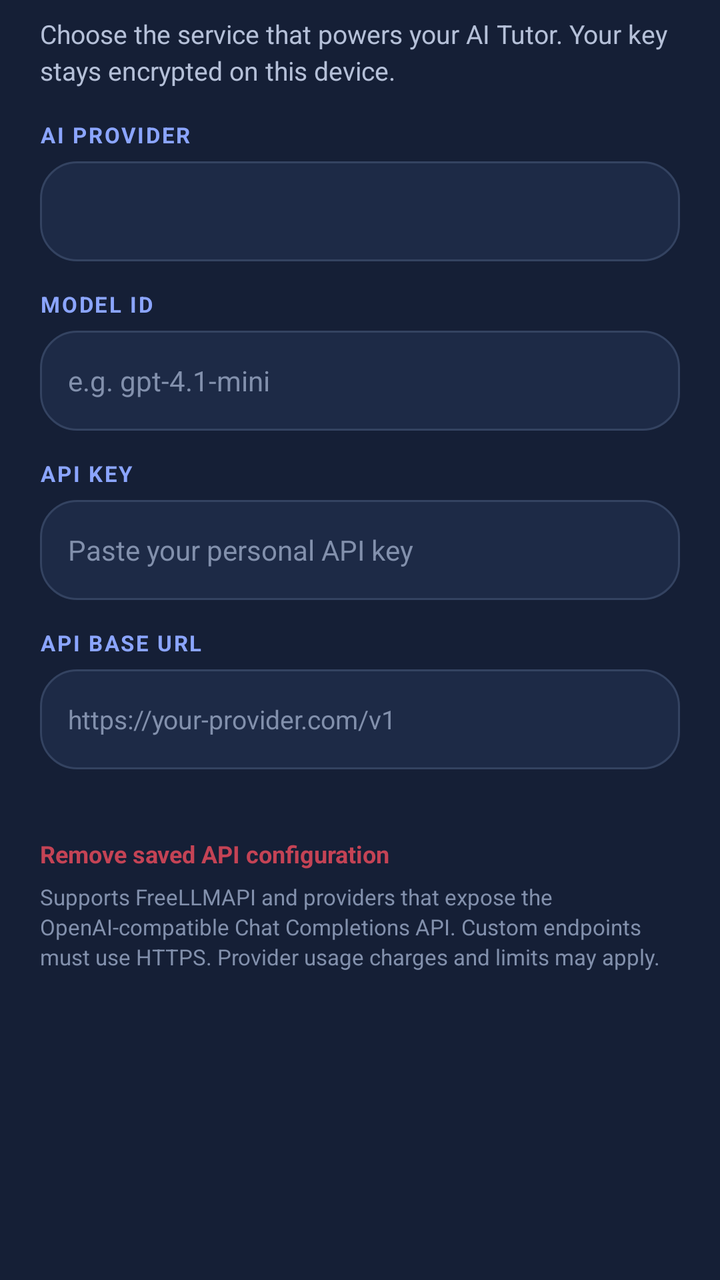
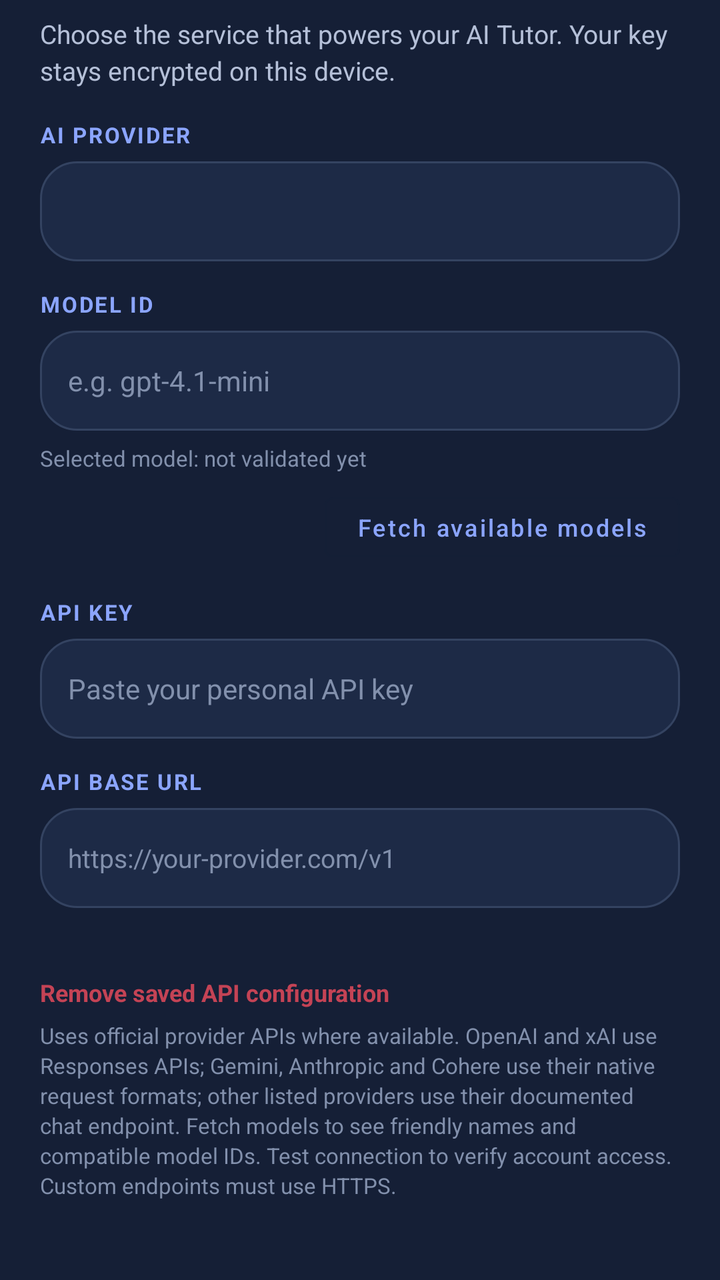

Two renders of the same Android screen: before a commit and after it. Below are the layout's source before the change and the commit's diff.
<!-- AndroidManifest.xml: application theme Theme.Intellicampus -->
<!-- res/layout/dialog_ai_provider_settings.xml -->
<?xml version="1.0" encoding="utf-8"?>
<ScrollView xmlns:android="http://schemas.android.com/apk/res/android"
    android:layout_width="match_parent"
    android:layout_height="wrap_content"
    android:fillViewport="true"
    android:background="@color/ai_surface"
    android:scrollbars="vertical">

    <LinearLayout
        android:layout_width="match_parent"
        android:layout_height="wrap_content"
        android:orientation="vertical"
        android:paddingStart="20dp"
        android:paddingTop="8dp"
        android:paddingEnd="20dp"
        android:paddingBottom="16dp">

        <TextView
            android:layout_width="match_parent"
            android:layout_height="wrap_content"
            android:text="Choose the service that powers your AI Tutor. Your key stays encrypted on this device."
            android:textColor="@color/ai_text_secondary"
            android:textSize="13sp"
            android:lineSpacingExtra="3dp"
            android:layout_marginBottom="16dp" />

        <TextView
            android:layout_width="wrap_content"
            android:layout_height="wrap_content"
            android:text="AI PROVIDER"
            android:textColor="@color/ai_accent"
            android:textStyle="bold"
            android:textSize="11sp"
            android:letterSpacing="0.08" />

        <Spinner
            android:id="@+id/spinnerAiProvider"
            android:layout_width="match_parent"
            android:layout_height="50dp"
            android:layout_marginTop="6dp"
            android:layout_marginBottom="14dp"
            android:background="@drawable/bg_ai_input"
            android:paddingStart="12dp"
            android:paddingEnd="12dp"
            android:popupBackground="@color/ai_surface_2" />

        <TextView
            android:layout_width="wrap_content"
            android:layout_height="wrap_content"
            android:text="MODEL ID"
            android:textColor="@color/ai_accent"
            android:textStyle="bold"
            android:textSize="11sp"
            android:letterSpacing="0.08" />

        <EditText
            android:id="@+id/etAiModel"
            android:layout_width="match_parent"
            android:layout_height="50dp"
            android:layout_marginTop="6dp"
            android:layout_marginBottom="14dp"
            android:background="@drawable/bg_ai_input"
            android:hint="e.g. gpt-4.1-mini"
            android:inputType="textNoSuggestions"
            android:paddingStart="14dp"
            android:paddingEnd="14dp"
            android:textColor="@color/ai_text_primary"
            android:textColorHint="@color/ai_hint"
            android:textSize="14sp" />

        <TextView
            android:layout_width="wrap_content"
            android:layout_height="wrap_content"
            android:text="API KEY"
            android:textColor="@color/ai_accent"
            android:textStyle="bold"
            android:textSize="11sp"
            android:letterSpacing="0.08" />

        <EditText
            android:id="@+id/etAiApiKey"
            android:layout_width="match_parent"
            android:layout_height="50dp"
            android:layout_marginTop="6dp"
            android:layout_marginBottom="14dp"
            android:background="@drawable/bg_ai_input"
            android:hint="Paste your personal API key"
            android:inputType="textPassword|textNoSuggestions"
            android:paddingStart="14dp"
            android:paddingEnd="14dp"
            android:textColor="@color/ai_text_primary"
            android:textColorHint="@color/ai_hint"
            android:textSize="14sp" />

        <TextView
            android:id="@+id/tvAiBaseUrlLabel"
            android:layout_width="wrap_content"
            android:layout_height="wrap_content"
            android:text="API BASE URL"
            android:textColor="@color/ai_accent"
            android:textStyle="bold"
            android:textSize="11sp"
            android:letterSpacing="0.08" />

        <EditText
            android:id="@+id/etAiBaseUrl"
            android:layout_width="match_parent"
            android:layout_height="50dp"
            android:layout_marginTop="6dp"
            android:layout_marginBottom="12dp"
            android:background="@drawable/bg_ai_input"
            android:hint="https://your-provider.com/v1"
            android:inputType="textUri"
            android:paddingStart="14dp"
            android:paddingEnd="14dp"
            android:textColor="@color/ai_text_primary"
            android:textColorHint="@color/ai_hint"
            android:textSize="13sp" />

        <TextView
            android:id="@+id/btnRemoveAiConfig"
            android:layout_width="wrap_content"
            android:layout_height="wrap_content"
            android:layout_marginTop="16dp"
            android:paddingTop="6dp"
            android:paddingBottom="6dp"
            android:text="Remove saved API configuration"
            android:textColor="@color/error"
            android:textSize="12sp"
            android:textStyle="bold"
            android:clickable="true"
            android:focusable="true" />

        <TextView
            android:layout_width="match_parent"
            android:layout_height="wrap_content"
            android:text="Supports FreeLLMAPI and providers that expose the OpenAI-compatible Chat Completions API. Custom endpoints must use HTTPS. Provider usage charges and limits may apply."
            android:textColor="@color/ai_hint"
            android:textSize="11sp"
            android:lineSpacingExtra="2dp" />

    </LinearLayout>
</ScrollView>
<!-- resources referenced by this layout -->
<resources>
  <color name="ai_accent">#8BA5FF</color>
  <color name="ai_hint">#8290AC</color>
  <color name="ai_surface">#151F36</color>
  <color name="ai_surface_2">#1D2A46</color>
  <color name="ai_text_primary">#F4F6FF</color>
  <color name="ai_text_secondary">#B5C0D8</color>
  <color name="error">#C44355</color>
  <!-- drawable bg_ai_input (drawable) -->
  <?xml version="1.0" encoding="utf-8"?>
  <shape xmlns:android="http://schemas.android.com/apk/res/android">
      <solid android:color="@color/ai_surface_2"/>
      <corners android:radius="18dp"/>
      <stroke android:width="1dp" android:color="@color/ai_border"/>
  </shape>
  <style name="Theme.Intellicampus" parent="Base.Theme.Intellicampus" />
  <color name="ai_border">#344361</color>
  <style name="Base.Theme.Intellicampus" parent="Theme.Material3.DayNight.NoActionBar">
          <item name="colorPrimary">@color/primary</item>
          <item name="colorOnPrimary">@color/white</item>
          <item name="colorSecondary">@color/secondary</item>
          <item name="colorOnSecondary">@color/black</item>
          <item name="colorTertiary">@color/secondary</item>
          <item name="colorSurface">@color/surface</item>
          <item name="colorOnSurface">@color/text_primary</item>
          <item name="colorSurfaceVariant">@color/background</item>
          <item name="colorOnSurfaceVariant">@color/text_secondary</item>
          <item name="colorOutline">@color/outline</item>
          <item name="colorError">@color/error</item>
          <item name="android:colorBackground">@color/background</item>
          <item name="android:statusBarColor">@color/background</item>
          <item name="android:navigationBarColor">@color/background</item>
          <item name="android:windowLightStatusBar">true</item>
          <item name="android:windowLightNavigationBar">true</item>
          <item name="android:windowActionModeOverlay">true</item>
          <item name="materialButtonStyle">@style/Widget.IntelliCampus.Button</item>
          <item name="materialCardViewStyle">@style/Widget.IntelliCampus.Card</item>
      </style>
  <color name="primary">#4263EB</color>
  <color name="white">#FFFFFF</color>
  <color name="secondary">#F2A66A</color>
  <color name="black">#000000</color>
  <color name="surface">#FFFFFF</color>
  <color name="text_primary">#17213A</color>
  <color name="background">#F4F6FC</color>
  <color name="text_secondary">#68738D</color>
  <color name="outline">#E1E6F2</color>
  <style name="Widget.IntelliCampus.Button" parent="Widget.Material3.Button">
          <item name="cornerRadius">16dp</item>
          <item name="android:minHeight">52dp</item>
          <item name="android:textAllCaps">false</item>
          <item name="android:insetTop">0dp</item>
          <item name="android:insetBottom">0dp</item>
      </style>
  <style name="Widget.IntelliCampus.Card" parent="Widget.Material3.CardView.Outlined">
          <item name="cardCornerRadius">20dp</item>
          <item name="cardElevation">0dp</item>
          <item name="strokeColor">@color/outline</item>
          <item name="strokeWidth">1dp</item>
      </style>
</resources>

<!-- the commit's change to res/layout/dialog_ai_provider_settings.xml (unified diff, before → after) -->
@@ -42,7 +42,9 @@
             android:background="@drawable/bg_ai_input"
             android:paddingStart="12dp"
             android:paddingEnd="12dp"
-            android:popupBackground="@color/ai_surface_2" />
+            android:popupBackground="@drawable/bg_ai_dropdown_field"
+            android:dropDownVerticalOffset="6dp"
+            android:dropDownWidth="match_parent" />
 
         <TextView
             android:layout_width="wrap_content"
@@ -67,6 +69,29 @@
             android:textColor="@color/ai_text_primary"
             android:textColorHint="@color/ai_hint"
             android:textSize="14sp" />
+
+        <TextView
+            android:id="@+id/tvAiSelectedModel"
+            android:layout_width="match_parent"
+            android:layout_height="wrap_content"
+            android:layout_marginTop="-8dp"
+            android:layout_marginBottom="12dp"
+            android:text="Selected model: not validated yet"
+            android:textColor="@color/ai_hint"
+            android:textSize="11sp" />
+
+        <com.google.android.material.button.MaterialButton
+            android:id="@+id/btnFetchAiModels"
+            style="@style/Widget.MaterialComponents.Button.OutlinedButton"
+            android:layout_width="wrap_content"
+            android:layout_height="42dp"
+            android:layout_gravity="end"
+            android:layout_marginTop="-6dp"
+            android:layout_marginBottom="14dp"
+            android:text="Fetch available models"
+            android:textAllCaps="false"
+            android:textSize="12sp"
+            android:textColor="@color/ai_accent" />
 
         <TextView
             android:layout_width="wrap_content"
@@ -134,7 +159,7 @@
         <TextView
             android:layout_width="match_parent"
             android:layout_height="wrap_content"
-            android:text="Supports FreeLLMAPI and providers that expose the OpenAI-compatible Chat Completions API. Custom endpoints must use HTTPS. Provider usage charges and limits may apply."
+            android:text="Uses official provider APIs where available. OpenAI and xAI use Responses APIs; Gemini, Anthropic and Cohere use their native request formats; other listed providers use their documented chat endpoint. Fetch models to see friendly names and compatible model IDs. Test connection to verify account access. Custom endpoints must use HTTPS."
             android:textColor="@color/ai_hint"
             android:textSize="11sp"
             android:lineSpacingExtra="2dp" />
<!-- resource entries referenced after the edit -->
@@ -7,6 +7,24 @@
   <color name="ai_text_primary">#F4F6FF</color>
   <color name="ai_text_secondary">#B5C0D8</color>
   <color name="error">#C44355</color>
+  <!-- drawable bg_ai_dropdown_field (drawable) -->
+  <?xml version="1.0" encoding="utf-8"?>
+  <selector xmlns:android="http://schemas.android.com/apk/res/android">
+      <item android:state_pressed="true">
+          <shape android:shape="rectangle">
+              <solid android:color="@color/ai_surface_2" />
+              <stroke android:width="1dp" android:color="@color/ai_accent" />
+              <corners android:radius="18dp" />
+          </shape>
+      </item>
+      <item>
+          <shape android:shape="rectangle">
+              <solid android:color="@color/ai_surface_2" />
+              <stroke android:width="1dp" android:color="@color/ai_border" />
+              <corners android:radius="18dp" />
+          </shape>
+      </item>
+  </selector>
   <!-- drawable bg_ai_input (drawable) -->
   <?xml version="1.0" encoding="utf-8"?>
   <shape xmlns:android="http://schemas.android.com/apk/res/android">
